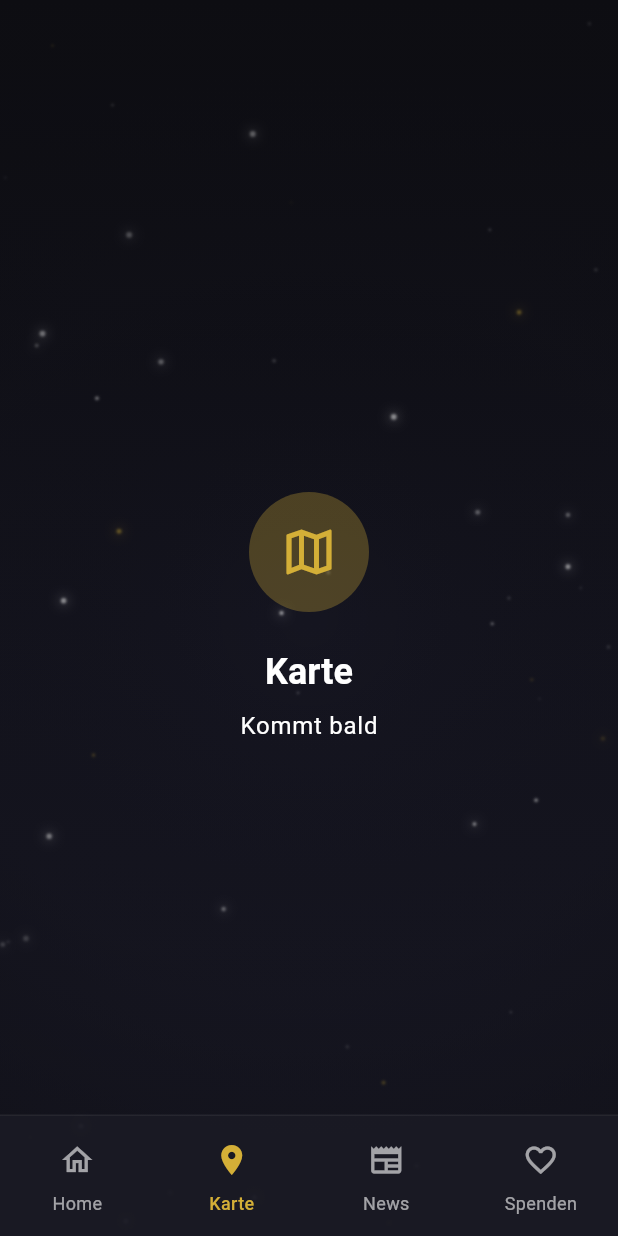
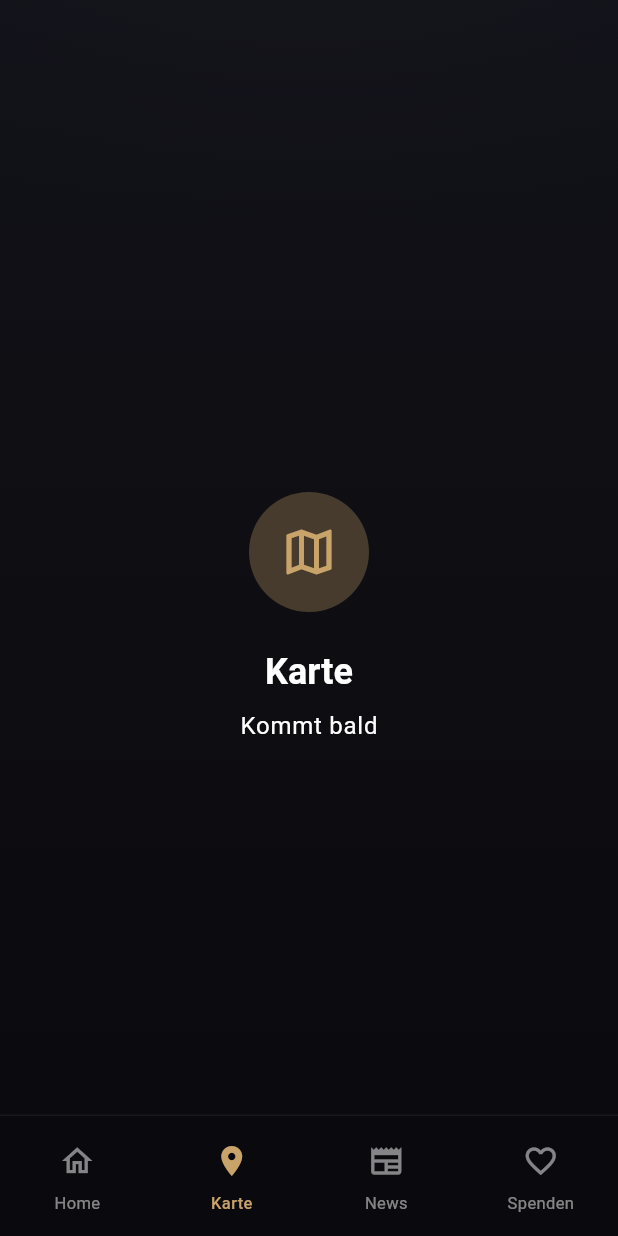
Before and after one commit to Avaron165/hersbruck_together, a Flutter app: the screen it shows after launch, item 2 of the bottom bar chosen, on a phone screen of 412 x 824 dp. Run offline on Flutter 3.47's test engine with Material 3 defaults, Android fonts, the phone set to English and light mode, and no system bars; network calls fail.

Commit message:
feat: elegant UI refinements - remove stars, add images, fix search
- Replace StarBackground with ElegantBackground (subtle gradient + gold spotlight)
- Add imageUrl field to Event model
- Add Picsum image URLs to MockEventRepository (8 events)
- Update EventCard with Image.network and loading/error states
- Fix search field bug: use TextEditingController with listener
- Refine theme with muted gold accent (#C9A46A)
- Remove BackdropFilter/blur effects for cleaner, matte appearance
- Simplify CategoryChips styling
- Increase maxWidth to 600 for better desktop layout

https://claude.ai/code/session_014eH28KmCkrcKcGwXnCTFem

```diff
--- a/lib/app/theme.dart
+++ b/lib/app/theme.dart
@@ -1,9 +1,9 @@
 import 'package:flutter/material.dart';
 
-const goldAccent = Color(0xFFD4AF37);
-const goldLight = Color(0xFFE8D5A3);
-const darkBackground = Color(0xFF0D0D12);
-const darkSurface = Color(0xFF1A1A24);
+const goldAccent = Color(0xFFC9A46A);
+const goldLight = Color(0xFFDDC9A3);
+const darkBackground = Color(0xFF0A0A0E);
+const darkSurface = Color(0xFF12121A);
 
 ThemeData buildTheme() {
   return ThemeData(
@@ -16,7 +16,7 @@ ThemeData buildTheme() {
       onSecondary: Colors.black,
       surface: darkSurface,
       onSurface: Colors.white,
-      surfaceContainerHighest: Color(0xFF2A2A36),
+      surfaceContainerHighest: Color(0xFF1A1A22),
     ),
     useMaterial3: true,
     appBarTheme: const AppBarTheme(
@@ -25,19 +25,19 @@ ThemeData buildTheme() {
       scrolledUnderElevation: 0,
     ),
     navigationBarTheme: NavigationBarThemeData(
-      backgroundColor: darkSurface.withValues(alpha: 0.9),
+      backgroundColor: darkBackground.withValues(alpha: 0.95),
       indicatorColor: Colors.transparent,
       labelTextStyle: WidgetStateProperty.resolveWith((states) {
         if (states.contains(WidgetState.selected)) {
           return const TextStyle(
             color: goldAccent,
-            fontSize: 12,
+            fontSize: 11,
             fontWeight: FontWeight.w500,
           );
         }
         return TextStyle(
-          color: Colors.white.withValues(alpha: 0.6),
-          fontSize: 12,
+          color: Colors.white.withValues(alpha: 0.5),
+          fontSize: 11,
         );
       }),
       iconTheme: WidgetStateProperty.resolveWith((states) {
@@ -45,7 +45,7 @@ ThemeData buildTheme() {
           return const IconThemeData(color: goldAccent, size: 24);
         }
         return IconThemeData(
-          color: Colors.white.withValues(alpha: 0.6),
+          color: Colors.white.withValues(alpha: 0.5),
           size: 24,
         );
       }),
@@ -55,6 +55,7 @@ ThemeData buildTheme() {
         fontSize: 28,
         fontWeight: FontWeight.bold,
         color: Colors.white,
+        letterSpacing: -0.5,
       ),
       titleLarge: TextStyle(
         fontSize: 18,
--- a/lib/data/models/event.dart
+++ b/lib/data/models/event.dart
@@ -5,7 +5,7 @@ class Event {
   final DateTime? endsAt;
   final String location;
   final String category;
-  final String? imageAsset;
+  final String? imageUrl;
 
   const Event({
     required this.id,
@@ -14,6 +14,6 @@ class Event {
     this.endsAt,
     required this.location,
     required this.category,
-    this.imageAsset,
+    this.imageUrl,
   });
 }
--- a/lib/features/home/home_page.dart
+++ b/lib/features/home/home_page.dart
@@ -1,16 +1,14 @@
-// Hersbruck Together - Home Page UI Mockup (Dark + Gold + Glass + Stars)
+// Hersbruck Together - Home Page UI Mockup (Dark + Gold + Elegant)
 //
 // Aufbau:
-// - StarBackground: lib/ui/widgets/star_background.dart
-//   -> Sterne + Vignette Hintergrund
-// - GlassContainer: lib/ui/widgets/glass_container.dart
-//   -> Glassmorphism Container
+// - ElegantBackground: lib/ui/widgets/elegant_background.dart
+//   -> Subtiler dunkler Gradient mit dezenter Gold-Vignette
 // - HomeHeader: lib/features/home/widgets/home_header.dart
 //   -> Titel "Events", Segmented Tabs, Searchbar mit Filter
 // - CategoryChips: lib/features/home/widgets/category_chips.dart
 //   -> Horizontale Filter-Chips für Kategorien
 // - EventCard: lib/features/home/widgets/event_card.dart
-//   -> Karten mit Thumbnail links
+//   -> Karten mit Bild-Thumbnail links
 // - PlaceholderPage: lib/features/home/widgets/placeholder_page.dart
 //   -> Platzhalter für nicht implementierte Tabs
 //
@@ -24,7 +22,7 @@ import 'package:hersbruck_together/features/home/widgets/category_chips.dart';
 import 'package:hersbruck_together/features/home/widgets/event_card.dart';
 import 'package:hersbruck_together/features/home/widgets/home_header.dart';
 import 'package:hersbruck_together/features/home/widgets/placeholder_page.dart';
-import 'package:hersbruck_together/ui/widgets/star_background.dart';
+import 'package:hersbruck_together/ui/widgets/elegant_background.dart';
 
 class HomePage extends StatefulWidget {
   const HomePage({super.key});
@@ -35,11 +33,32 @@ class HomePage extends StatefulWidget {
 
 class _HomePageState extends State<HomePage> {
   final _repo = MockEventRepository();
+  late final TextEditingController _searchController;
 
   int _currentTabIndex = 0;
   String _selectedCategory = 'Alle';
   String _searchQuery = '';
   TimeFilter _timeFilter = TimeFilter.heute;
+
+  @override
+  void initState() {
+    super.initState();
+    _searchController = TextEditingController();
+    _searchController.addListener(_onSearchChanged);
+  }
+
+  @override
+  void dispose() {
+    _searchController.removeListener(_onSearchChanged);
+    _searchController.dispose();
+    super.dispose();
+  }
+
+  void _onSearchChanged() {
+    setState(() {
+      _searchQuery = _searchController.text;
+    });
+  }
 
   List<Event> _filterEvents(List<Event> events) {
     final now = DateTime.now();
@@ -93,7 +112,8 @@ class _HomePageState extends State<HomePage> {
         if (snapshot.connectionState == ConnectionState.waiting) {
           return Center(
             child: CircularProgressIndicator(
-              color: goldAccent,
+              color: goldAccent.withValues(alpha: 0.7),
+              strokeWidth: 2,
             ),
           );
         }
@@ -106,12 +126,7 @@ class _HomePageState extends State<HomePage> {
               child: Padding(
                 padding: const EdgeInsets.fromLTRB(20, 16, 20, 0),
                 child: HomeHeader(
-                  searchQuery: _searchQuery,
-                  onSearchChanged: (value) {
-                    setState(() {
-                      _searchQuery = value;
-                    });
-                  },
+                  searchController: _searchController,
                   selectedTimeFilter: _timeFilter,
                   onTimeFilterChanged: (filter) {
                     setState(() {
@@ -123,7 +138,7 @@ class _HomePageState extends State<HomePage> {
             ),
             SliverToBoxAdapter(
               child: Padding(
-                padding: const EdgeInsets.fromLTRB(20, 16, 0, 12),
+                padding: const EdgeInsets.fromLTRB(20, 14, 0, 12),
                 child: CategoryChips(
                   selectedCategory: _selectedCategory,
                   onCategorySelected: (category) {
@@ -142,15 +157,15 @@ class _HomePageState extends State<HomePage> {
                     children: [
                       Icon(
                         Icons.event_busy_outlined,
-                        size: 64,
-                        color: Colors.white.withValues(alpha: 0.4),
+                        size: 56,
+                        color: Colors.white.withValues(alpha: 0.25),
                       ),
                       const SizedBox(height: 16),
                       Text(
                         'Keine Events gefunden',
                         style: TextStyle(
-                          fontSize: 16,
-                          color: Colors.white.withValues(alpha: 0.6),
+                          fontSize: 15,
+                          color: Colors.white.withValues(alpha: 0.5),
                         ),
                       ),
                     ],
@@ -159,7 +174,7 @@ class _HomePageState extends State<HomePage> {
               )
             else
               SliverPadding(
-                padding: const EdgeInsets.fromLTRB(20, 4, 20, 20),
+                padding: const EdgeInsets.fromLTRB(20, 4, 20, 100),
                 sliver: SliverList(
                   delegate: SliverChildBuilderDelegate(
                     (context, index) {
@@ -207,12 +222,12 @@ class _HomePageState extends State<HomePage> {
   Widget build(BuildContext context) {
     return Scaffold(
       extendBody: true,
-      body: StarBackground(
+      body: ElegantBackground(
         child: SafeArea(
           bottom: false,
           child: Center(
             child: ConstrainedBox(
-              constraints: const BoxConstraints(maxWidth: 500),
+              constraints: const BoxConstraints(maxWidth: 600),
               child: _buildBody(),
             ),
           ),
@@ -220,9 +235,10 @@ class _HomePageState extends State<HomePage> {
       ),
       bottomNavigationBar: Container(
         decoration: BoxDecoration(
+          color: const Color(0xFF0A0A0E).withValues(alpha: 0.95),
           border: Border(
             top: BorderSide(
-              color: Colors.white.withValues(alpha: 0.08),
+              color: Colors.white.withValues(alpha: 0.06),
               width: 1,
             ),
           ),
--- /dev/null
+++ b/lib/ui/widgets/elegant_background.dart
@@ -0,0 +1,55 @@
+import 'package:flutter/material.dart';
+
+class ElegantBackground extends StatelessWidget {
+  final Widget child;
+
+  const ElegantBackground({super.key, required this.child});
+
+  @override
+  Widget build(BuildContext context) {
+    return Container(
+      decoration: const BoxDecoration(
+        gradient: LinearGradient(
+          begin: Alignment.topCenter,
+          end: Alignment.bottomCenter,
+          stops: [0.0, 0.3, 1.0],
+          colors: [
+            Color(0xFF12121A),
+            Color(0xFF0F0F14),
+            Color(0xFF0A0A0E),
+          ],
+        ),
+      ),
+      child: CustomPaint(
+        painter: _SpotlightPainter(),
+        child: child,
+      ),
+    );
+  }
+}
+
+class _SpotlightPainter extends CustomPainter {
+  @override
+  void paint(Canvas canvas, Size size) {
+    final center = Offset(size.width * 0.5, size.height * 0.08);
+    final paint = Paint()
+      ..shader = RadialGradient(
+        center: Alignment.topCenter,
+        radius: 0.8,
+        colors: [
+          const Color(0xFFC9A46A).withValues(alpha: 0.06),
+          const Color(0xFFC9A46A).withValues(alpha: 0.02),
+          Colors.transparent,
+        ],
+        stops: const [0.0, 0.4, 1.0],
+      ).createShader(Rect.fromCircle(center: center, radius: size.width * 0.7));
+
+    canvas.drawRect(
+      Rect.fromLTWH(0, 0, size.width, size.height * 0.5),
+      paint,
+    );
+  }
+
+  @override
+  bool shouldRepaint(covariant CustomPainter oldDelegate) => false;
+}
--- a/lib/ui/widgets/star_background.dart
+++ /dev/null
@@ -1,80 +0,0 @@
-import 'dart:math';
-import 'package:flutter/material.dart';
-import 'package:hersbruck_together/app/theme.dart';
-
-class StarBackground extends StatelessWidget {
-  final Widget child;
-
-  const StarBackground({super.key, required this.child});
-
-  @override
-  Widget build(BuildContext context) {
-    return Container(
-      decoration: const BoxDecoration(
-        gradient: LinearGradient(
-          begin: Alignment.topCenter,
-          end: Alignment.bottomCenter,
-          colors: [
-            Color(0xFF0D0D12),
-            Color(0xFF151520),
-            Color(0xFF1A1A28),
-          ],
-        ),
-      ),
-      child: CustomPaint(
-        painter: _StarPainter(),
-        child: Container(
-          decoration: BoxDecoration(
-            gradient: RadialGradient(
-              center: Alignment.center,
-              radius: 1.2,
-              colors: [
-                Colors.transparent,
-                darkBackground.withValues(alpha: 0.3),
-                darkBackground.withValues(alpha: 0.7),
-              ],
-            ),
-          ),
-          child: child,
-        ),
-      ),
-    );
-  }
-}
-
-class _StarPainter extends CustomPainter {
-  final Random _random = Random(42);
-
-  @override
-  void paint(Canvas canvas, Size size) {
-    final starCount = (size.width * size.height / 8000).clamp(50, 200).toInt();
-
-    for (int i = 0; i < starCount; i++) {
-      final x = _random.nextDouble() * size.width;
-      final y = _random.nextDouble() * size.height;
-      final radius = _random.nextDouble() * 1.5 + 0.5;
-      final opacity = _random.nextDouble() * 0.6 + 0.2;
-
-      final isGolden = _random.nextDouble() > 0.85;
-      final color = isGolden
-          ? goldAccent.withValues(alpha: opacity)
-          : Colors.white.withValues(alpha: opacity);
-
-      final paint = Paint()
-        ..color = color
-        ..maskFilter = const MaskFilter.blur(BlurStyle.normal, 1);
-
-      canvas.drawCircle(Offset(x, y), radius, paint);
-
-      if (radius > 1.2) {
-        final glowPaint = Paint()
-          ..color = color.withValues(alpha: opacity * 0.3)
-          ..maskFilter = const MaskFilter.blur(BlurStyle.normal, 4);
-        canvas.drawCircle(Offset(x, y), radius * 2, glowPaint);
-      }
-    }
-  }
-
-  @override
-  bool shouldRepaint(covariant CustomPainter oldDelegate) => false;
-}
```
Also changed, not shown: lib/data/mock/mock_event_repository.dart (+8 -0 lines), lib/features/home/widgets/category_chips.dart (+13 -19 lines), lib/features/home/widgets/event_card.dart (+51 -94 lines), lib/features/home/widgets/home_header.dart (+33 -69 lines).
